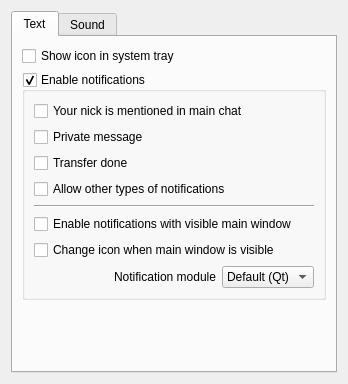
Qt form eiskaltdcpp/ui/UISettingsNotification.ui (eiskaltdcpp/eiskaltdcpp) before a commit.
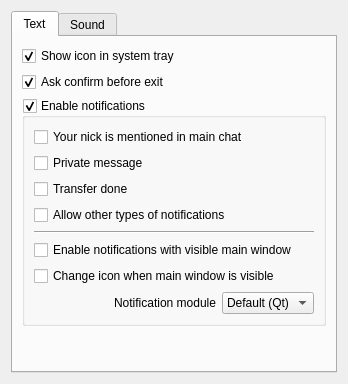
The same form after that commit.

```diff
--- a/eiskaltdcpp/ui/UISettingsNotification.ui
+++ b/eiskaltdcpp/ui/UISettingsNotification.ui
@@ -7,7 +7,7 @@
     <x>0</x>
     <y>0</y>
     <width>348</width>
-    <height>324</height>
+    <height>325</height>
    </rect>
   </property>
   <property name="windowTitle">
@@ -28,6 +28,19 @@
         <widget class="QCheckBox" name="checkBox_TRAY">
          <property name="text">
           <string>Show icon in system tray</string>
+         </property>
+         <property name="checked">
+          <bool>true</bool>
+         </property>
+        </widget>
+       </item>
+       <item>
+        <widget class="QCheckBox" name="checkBox_EXIT_CONFIRM">
+         <property name="text">
+          <string>Ask confirm before exit</string>
+         </property>
+         <property name="checked">
+          <bool>true</bool>
          </property>
         </widget>
        </item>
```
